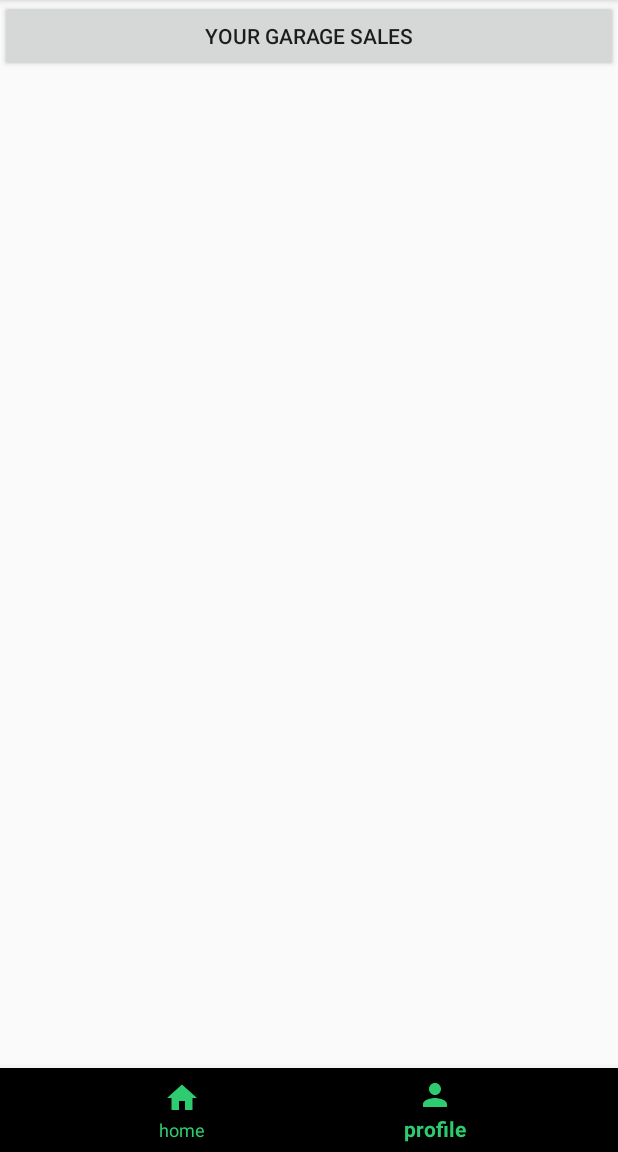
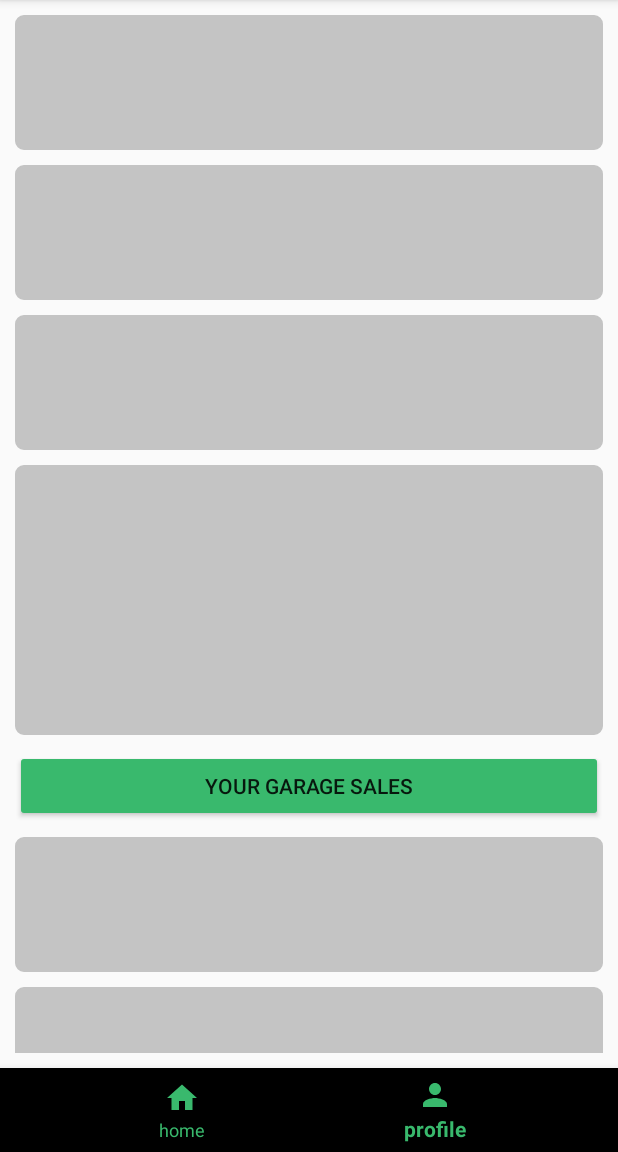
Before and after one commit to fernandochristyanto/devcamp-mobile, an Android app: the MainActivity screen opened directly, with no data from a screen before it, item 2 of the bottom bar chosen, on a phone screen of 412 x 824 dp, the part 84-1236 px from its top. Run offline under Robolectric (Android 15) with nearby library versions, the phone set to English and light mode, and no system bars; our stand-ins replace ButterKnife; network calls fail.

```diff
--- a/app/src/main/res/layout/fragment_userprofile.xml
+++ b/app/src/main/res/layout/fragment_userprofile.xml
@@ -2,11 +2,44 @@
 <LinearLayout xmlns:android="http://schemas.android.com/apk/res/android"
               android:orientation="vertical"
               android:layout_width="match_parent"
-              android:layout_height="match_parent">
+              android:layout_height="match_parent"
+    android:padding="10dp">
+    <View
+        android:layout_width="match_parent"
+        android:layout_height="90dp"
+        android:background="@drawable/bg_placeholder"/>
+    <View
+        android:layout_width="match_parent"
+        android:layout_height="90dp"
+        android:layout_marginTop="10dp"
+        android:background="@drawable/bg_placeholder"/>
+    <View
+        android:layout_width="match_parent"
+        android:layout_height="90dp"
+        android:layout_marginTop="10dp"
+        android:background="@drawable/bg_placeholder"/>
+    <View
+        android:layout_width="match_parent"
+        android:layout_height="180dp"
+        android:layout_marginTop="10dp"
+        android:background="@drawable/bg_placeholder"/>
+
     <Button
         android:id="@+id/btnMyGarageSales"
         android:layout_width="match_parent"
         android:layout_height="wrap_content"
+        android:layout_marginTop="10dp"
         android:text="Your Garage Sales"
+        android:backgroundTint="@color/tokpedgreen"
         />
+    <View
+        android:layout_width="match_parent"
+        android:layout_height="90dp"
+        android:layout_marginTop="10dp"
+        android:background="@drawable/bg_placeholder"/>
+    <View
+        android:layout_width="match_parent"
+        android:layout_height="90dp"
+        android:layout_marginTop="10dp"
+        android:background="@drawable/bg_placeholder"/>
 </LinearLayout>
--- a/app/src/main/res/layout/list_item_garage_sale.xml
+++ b/app/src/main/res/layout/list_item_garage_sale.xml
@@ -54,9 +54,10 @@
                     android:id="@+id/tvShopName"
                     android:layout_width="wrap_content"
                     android:layout_height="wrap_content"
-                    android:layout_marginStart="5dp"
+                    android:layout_marginStart="10dp"
                     android:text="shopName"
-                    app:layout_constraintBottom_toBottomOf="@id/imItemImage"
+                    style="@style/TextAppearance.AppCompat.Caption"
+                    app:layout_constraintTop_toBottomOf="@id/imItemImage"
                     app:layout_constraintStart_toStartOf="parent"
             />
 
--- a/app/src/main/res/values/colors.xml
+++ b/app/src/main/res/values/colors.xml
@@ -4,5 +4,5 @@
     <color name="colorPrimaryDark">#00574B</color>
     <color name="colorAccent">#D81B60</color>
 
-    <color name="tokpedgreen">#2ecc71</color>
+    <color name="tokpedgreen">#39B96D</color>
 </resources>
```
